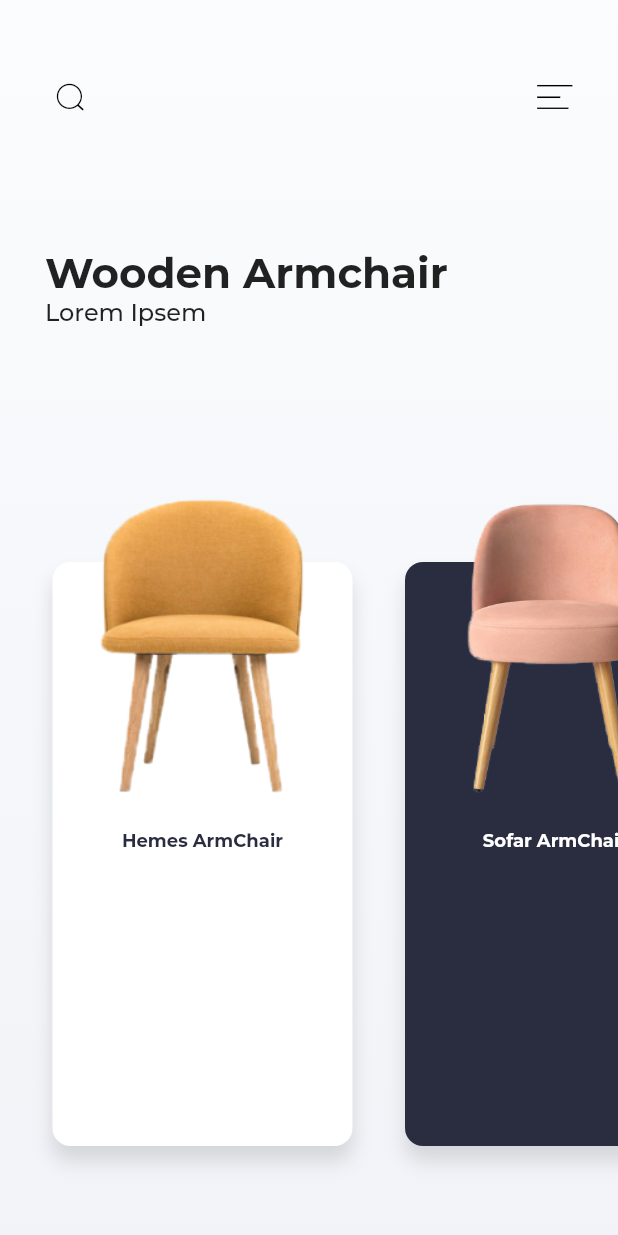
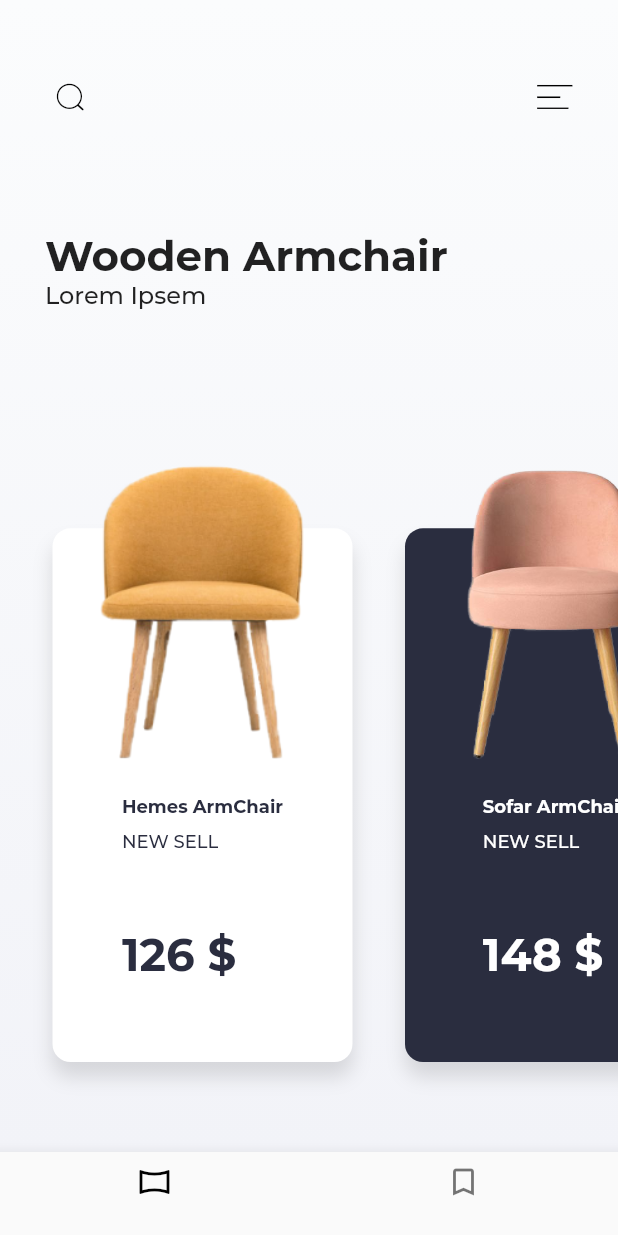
Before and after one commit to xavier-castro/flutter_furniture_app, a Flutter app: the screen it shows after launch, on a phone screen of 412 x 824 dp. Run offline on Flutter 3.47's test engine with Material 2 defaults, Android fonts, the phone set to English and light mode, and no system bars.

```diff
--- a/lib/main.dart
+++ b/lib/main.dart
@@ -13,6 +13,8 @@ class MyApp extends StatefulWidget {
 }
 
 class _MyAppState extends State<MyApp> {
+  int _currentIndex = 0;
+
   Widget _buildGradientContainer(double width, double height) {
     return Align(
       alignment: Alignment.topRight,
@@ -132,15 +134,32 @@ class _MyAppState extends State<MyApp> {
                                         crossAxisAlignment:
                                             CrossAxisAlignment.start,
                                         children: <Widget>[
-                                          Text(
-                                            title[index],
-                                            style: TextStyle(
-                                                fontSize: 12.0,
-                                                fontFamily: "Montserrat-Bold",
-                                                color: (index % 2 == 0)
-                                                    ? Color(0xFF2a2d3f)
-                                                    : Colors.white),
-                                          )
+                                          Text(title[index],
+                                              style: TextStyle(
+                                                  fontSize: 12.0,
+                                                  fontFamily: "Montserrat-Bold",
+                                                  color: (index % 2 == 0)
+                                                      ? Color(0xFF2a2d3f)
+                                                      : Colors.white)),
+                                          SizedBox(
+                                            height: 8.0,
+                                          ),
+                                          Text("NEW SELL",
+                                              style: TextStyle(
+                                                  fontSize: 12.0,
+                                                  fontFamily:
+                                                      "Montserrat-Medium",
+                                                  color: (index % 2 == 0)
+                                                      ? Color(0xFF2a2d3f)
+                                                      : Colors.white)),
+                                          SizedBox(height: 50.0),
+                                          Text(price[index] + " \$",
+                                              style: TextStyle(
+                                                  fontSize: 30.0,
+                                                  fontFamily: "Montserrat-Bold",
+                                                  color: (index % 2 == 0)
+                                                      ? Color(0xFF2a2d3f)
+                                                      : Colors.white)),
                                         ],
                                       ),
                                     )
@@ -157,6 +176,26 @@ class _MyAppState extends State<MyApp> {
           );
         },
       ),
+      bottomNavigationBar: BottomNavigationBar(
+          selectedItemColor: Colors.black,
+          onTap: (index) {
+            setState(() {
+              _currentIndex = index;
+            });
+          },
+          currentIndex: _currentIndex,
+          items: [
+            BottomNavigationBarItem(
+                icon: Icon(Icons.panorama_horizontal),
+                title: Container(
+                  height: 0.0,
+                )),
+            BottomNavigationBarItem(
+                icon: Icon(Icons.bookmark_border),
+                title: Container(
+                  height: 0.0,
+                )),
+          ]),
     );
   }
 }
```
